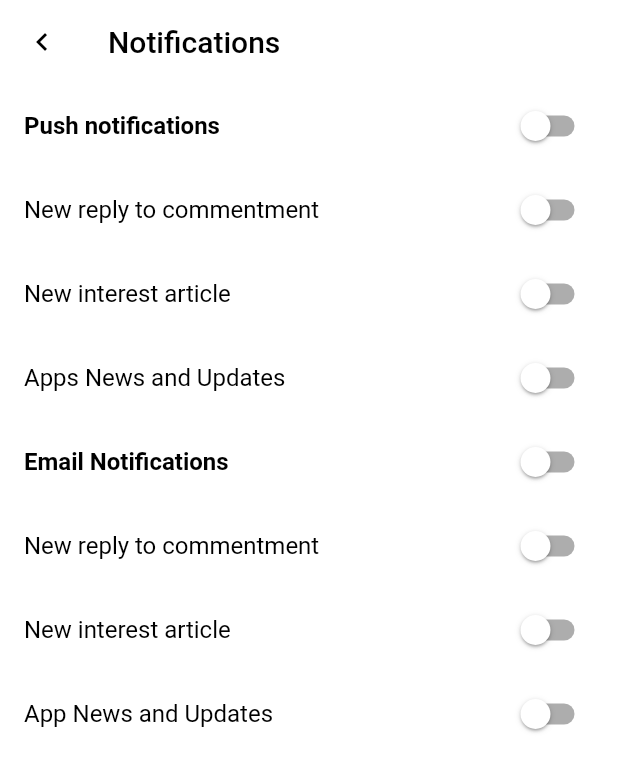
After one commit to NodirbekRasuljonov/NewsReader, a Flutter app: the screen it shows after launch, item 4 of the bottom bar chosen, after a tap on "Notifications", on a phone screen of 412 x 824 dp. The commit adds this screen. Shown: the top 772 px of the screen. Run offline on Flutter 3.47's test engine with Material 2 defaults, Android fonts, the phone set to English and light mode, and no system bars; our stand-ins replace cached_network_image, dio, flutter_svg.

Commit message:
notification page added

```diff
--- a/lib/routes/myroute.dart
+++ b/lib/routes/myroute.dart
@@ -1,8 +1,8 @@
-
 import 'package:flutter/material.dart';
 import 'package:newsreader/screens/pages/home_page.dart';
 import 'package:newsreader/screens/settingsscreen/about.dart';
 import 'package:newsreader/screens/settingsscreen/interests.dart';
+import 'package:newsreader/screens/settingsscreen/notification.dart';
 import 'package:newsreader/screens/settingsscreen/profile.dart';
 import 'package:newsreader/screens/settingsscreen/terms.dart';
 import 'package:newsreader/screens/signup/signup.dart';
@@ -31,7 +31,14 @@ class MyRoute {
             builder: (context) => About.aboutpage(context, (args as bool)));
       case '/interests':
         return MaterialPageRoute(
-            builder: (context) => InterestsPage(isdark: (args as bool),));
+            builder: (context) => InterestsPage(
+                  isdark: (args as bool),
+                ));
+      case '/notification':
+        return MaterialPageRoute(
+            builder: (context) => NotificationPage(
+                  isdark: (args as bool),
+                ));
     }
   }
 }
--- /dev/null
+++ b/lib/screens/settingsscreen/notification.dart
@@ -0,0 +1,241 @@
+import 'package:flutter/material.dart';
+import 'package:newsreader/core/constants/colorconstants.dart';
+
+class NotificationPage extends StatefulWidget {
+  bool isdark;
+  NotificationPage({Key? key, required this.isdark}) : super(key: key);
+
+  @override
+  State<NotificationPage> createState() => _NotificationPageState();
+}
+
+class _NotificationPageState extends State<NotificationPage> {
+  bool pushnot = false;
+  bool newrepl = false;
+  bool newinterests = false;
+  bool appnews = false;
+  bool emailnot = false;
+  bool emailrepl = false;
+  bool emailinterest = false;
+  bool emailapp = false;
+  @override
+  Widget build(BuildContext context) {
+    return Scaffold(
+      backgroundColor: widget.isdark ? ScaffoldColor.dark : ScaffoldColor.ligth,
+      appBar: AppBar(
+        elevation: 0.0,
+        backgroundColor: Colors.transparent,
+        leading: InkWell(
+          onTap: () {
+            Navigator.pop(context);
+          },
+          child: Icon(
+            Icons.chevron_left,
+            color: widget.isdark
+                ? SettingsPageColor.lightcolor
+                : SettingsPageColor.textColor,
+          ),
+        ),
+        title: Text(
+          'Notifications',
+          style: TextStyle(
+              color: widget.isdark
+                  ? SettingsPageColor.lightcolor
+                  : SettingsPageColor.textColor),
+        ),
+      ),
+      body: Container(
+        color: widget.isdark ? ScaffoldColor.dark : ScaffoldColor.ligth,
+        child: Column(
+          children: [
+            SwitchListTile.adaptive(
+                activeTrackColor: widget.isdark
+                    ? ScaffoldColor.ligth
+                    : ScaffoldColor.slidercolors,
+                inactiveThumbColor:
+                    widget.isdark ? ScaffoldColor.dark : ScaffoldColor.ligth,
+                activeColor: widget.isdark
+                    ? ScaffoldColor.ligth
+                    : ScaffoldColor.slidercolors,
+                title: Text(
+                  'Push notifications',
+                  style: TextStyle(
+                    fontWeight: FontWeight.bold,
+                    color: widget.isdark
+                        ? SettingsPageColor.lightcolor
+                        : SettingsPageColor.textColor,
+                  ),
+                ),
+                value: pushnot,
+                onChanged: (bool v) {
+                  pushnot = v;
+                  newrepl = v;
+                  newinterests = v;
+                  appnews = v;
+
+                  setState(() {});
+                }),
+            SwitchListTile.adaptive(
+                activeTrackColor: widget.isdark
+                    ? ScaffoldColor.ligth
+                    : ScaffoldColor.slidercolors,
+                inactiveThumbColor:
+                    widget.isdark ? ScaffoldColor.dark : ScaffoldColor.ligth,
+                activeColor: widget.isdark
+                    ? ScaffoldColor.ligth
+                    : ScaffoldColor.slidercolors,
+                title: Text(
+                  'New reply to commentment',
+                  style: TextStyle(
+                    color: widget.isdark
+                        ? SettingsPageColor.lightcolor
+                        : SettingsPageColor.textColor,
+                  ),
+                ),
+                value: newrepl,
+                onChanged: (bool v) {
+                  newrepl = v;
+                  setState(() {});
+                }),
+            SwitchListTile.adaptive(
+                activeTrackColor: widget.isdark
+                    ? ScaffoldColor.ligth
+                    : ScaffoldColor.slidercolors,
+                inactiveThumbColor:
+                    widget.isdark ? ScaffoldColor.dark : ScaffoldColor.ligth,
+                activeColor: widget.isdark
+                    ? ScaffoldColor.ligth
+                    : ScaffoldColor.slidercolors,
+                title: Text(
+                  'New interest article',
+                  style: TextStyle(
+                    color: widget.isdark
+                        ? SettingsPageColor.lightcolor
+                        : SettingsPageColor.textColor,
+                  ),
+                ),
+                value: newinterests,
+                onChanged: (bool v) {
+                  newinterests = v;
+                  setState(() {});
+                }),
+            SwitchListTile.adaptive(
+                activeTrackColor: widget.isdark
+                    ? ScaffoldColor.ligth
+                    : ScaffoldColor.slidercolors,
+                inactiveThumbColor:
+                    widget.isdark ? ScaffoldColor.dark : ScaffoldColor.ligth,
+                activeColor: widget.isdark
+                    ? ScaffoldColor.ligth
+                    : ScaffoldColor.slidercolors,
+                title: Text(
+                  'Apps News and Updates',
+                  style: TextStyle(
+                    color: widget.isdark
+                        ? SettingsPageColor.lightcolor
+                        : SettingsPageColor.textColor,
+                  ),
+                ),
+                value: appnews,
+                onChanged: (bool v) {
+                  appnews = v;
+                  setState(() {});
+                }),
+            SwitchListTile.adaptive(
+                activeTrackColor: widget.isdark
+                    ? ScaffoldColor.ligth
+                    : ScaffoldColor.slidercolors,
+                inactiveThumbColor:
+                    widget.isdark ? ScaffoldColor.dark : ScaffoldColor.ligth,
+                activeColor: widget.isdark
+                    ? ScaffoldColor.ligth
+                    : ScaffoldColor.slidercolors,
+                title: Text(
+                  'Email Notifications',
+                  style: TextStyle(
+                    fontWeight: FontWeight.bold,
+                    color: widget.isdark
+                        ? SettingsPageColor.lightcolor
+                        : SettingsPageColor.textColor,
+                  ),
+                ),
+                value: emailnot,
+                onChanged: (bool v) {
+                  emailnot = v;
+                  emailapp = v;
+                  emailinterest = v;
+                  emailrepl = v;
+                  setState(() {});
+                }),
+            SwitchListTile.adaptive(
+                activeTrackColor: widget.isdark
+                    ? ScaffoldColor.ligth
+                    : ScaffoldColor.slidercolors,
+                inactiveThumbColor:
+                    widget.isdark ? ScaffoldColor.dark : ScaffoldColor.ligth,
+                activeColor: widget.isdark
+                    ? ScaffoldColor.ligth
+                    : ScaffoldColor.slidercolors,
+                title: Text(
+                  'New reply to commentment',
+                  style: TextStyle(
+                    color: widget.isdark
+                        ? SettingsPageColor.lightcolor
+                        : SettingsPageColor.textColor,
+                  ),
+                ),
+                value: emailrepl,
+                onChanged: (bool v) {
+                  emailrepl = v;
+                  setState(() {});
+                }),
+            SwitchListTile.adaptive(
+                activeTrackColor: widget.isdark
+                    ? ScaffoldColor.ligth
+                    : ScaffoldColor.slidercolors,
+                inactiveThumbColor:
+                    widget.isdark ? ScaffoldColor.dark : ScaffoldColor.ligth,
+                activeColor: widget.isdark
+                    ? ScaffoldColor.ligth
+                    : ScaffoldColor.slidercolors,
+                title: Text(
+                  'New interest article',
+                  style: TextStyle(
+                    color: widget.isdark
+                        ? SettingsPageColor.lightcolor
+                        : SettingsPageColor.textColor,
+                  ),
+                ),
+                value: emailinterest,
+                onChanged: (bool v) {
+                  emailinterest = v;
+                  setState(() {});
+                }),
+            SwitchListTile.adaptive(
+                activeTrackColor: widget.isdark
+                    ? ScaffoldColor.ligth
+                    : ScaffoldColor.slidercolors,
+                inactiveThumbColor:
+                    widget.isdark ? ScaffoldColor.dark : ScaffoldColor.ligth,
+                activeColor: widget.isdark
+                    ? ScaffoldColor.ligth
+                    : ScaffoldColor.slidercolors,
+                title: Text(
+                  'App News and Updates',
+                  style: TextStyle(
+                    color: widget.isdark
+                        ? SettingsPageColor.lightcolor
+                        : SettingsPageColor.textColor,
+                  ),
+                ),
+                value: emailapp,
+                onChanged: (bool v) {
+                  emailapp = v;
+                  setState(() {});
+                }),
+          ],
+        ),
+      ),
+    );
+  }
+}
--- a/lib/screens/settingsscreen/settings.dart
+++ b/lib/screens/settingsscreen/settings.dart
@@ -119,6 +119,9 @@ class _SettingsPageState extends State<SettingsPage> {
           Card(
             color: isDarkmode ? ScaffoldColor.dark : ScaffoldColor.ligth,
             child: ListTile(
+              onTap: () {
+                Navigator.pushNamed(context, '/notification',arguments: isDarkmode);
+              },
               leading: Icon(
                 Icons.notifications_none,
                 color: isDarkmode
@@ -169,8 +172,7 @@ class _SettingsPageState extends State<SettingsPage> {
                   value: isDarkmode,
                   onChanged: (v) {
                     isDarkmode = v;
-                    setState(() {}
-                    );
+                    setState(() {});
                   }),
             ),
           ),
```
